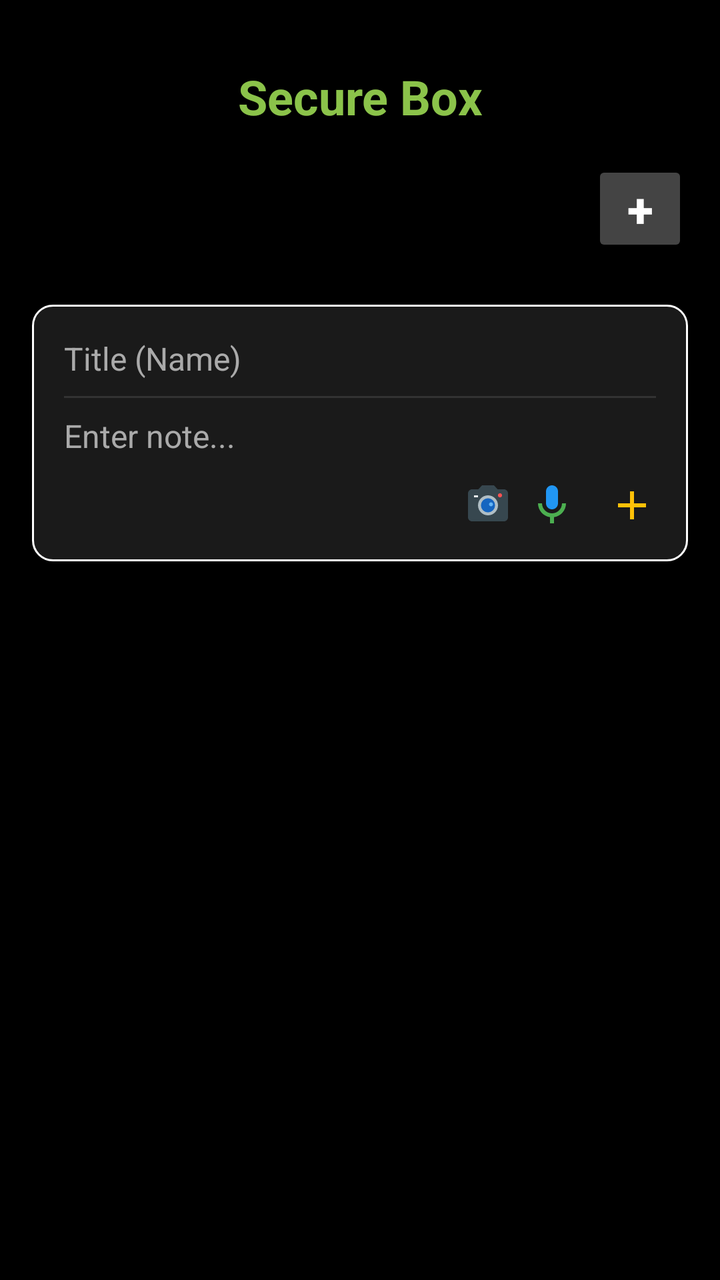
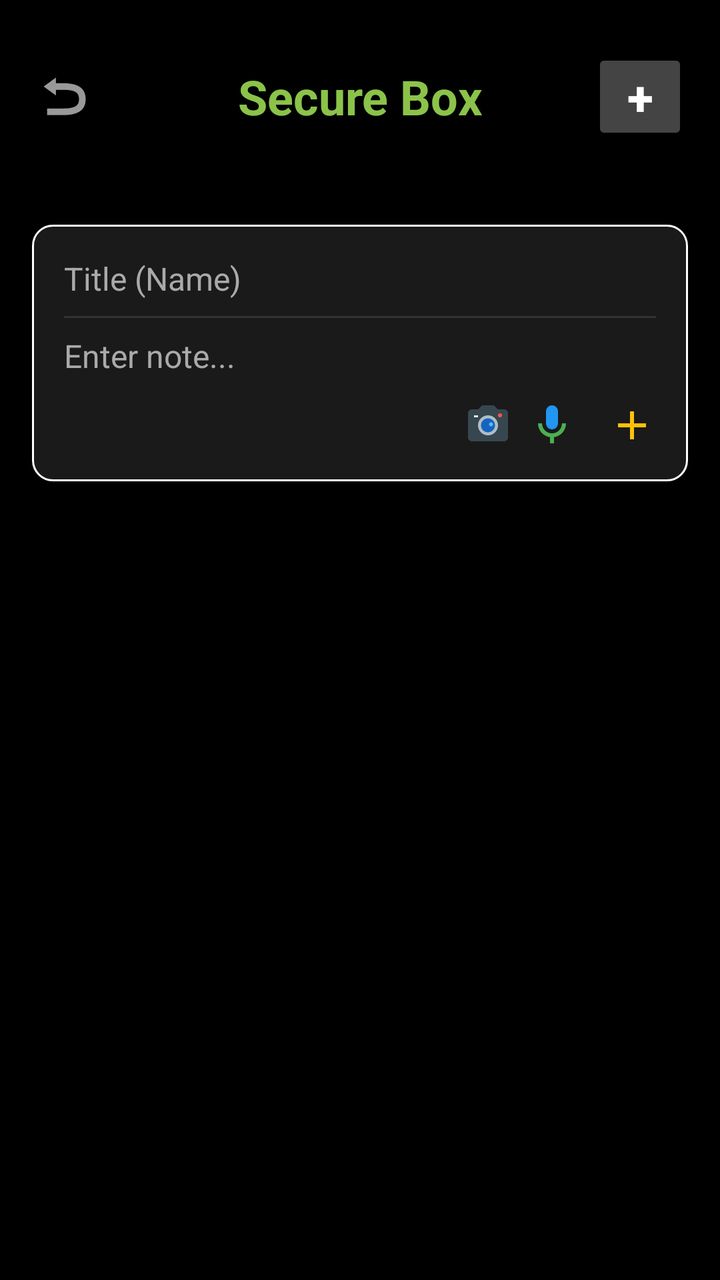

Screens rendered from an Android XML layout before and after an edit, with the pre-edit source and the edit as a unified diff.
<!-- AndroidManifest.xml: activity theme Theme.MyCalendar2026SAR -->
<!-- res/layout/activity_secure_box.xml -->
<?xml version="1.0" encoding="utf-8"?>
<androidx.constraintlayout.widget.ConstraintLayout xmlns:android="http://schemas.android.com/apk/res/android"
    xmlns:app="http://schemas.android.com/apk/res-auto"
    xmlns:tools="http://schemas.android.com/tools"
    android:id="@+id/main"
    android:layout_width="match_parent"
    android:layout_height="match_parent"
    android:background="@color/black"
    tools:context=".SecureBoxActivity">

    <LinearLayout
        android:id="@+id/selectionBar"
        android:layout_width="match_parent"
        android:layout_height="56dp"
        android:background="#DD000000"
        android:gravity="center_vertical"
        android:orientation="horizontal"
        android:paddingStart="16dp"
        android:paddingEnd="16dp"
        android:visibility="gone"
        android:elevation="8dp"
        app:layout_constraintTop_toTopOf="parent">

        <TextView
            android:id="@+id/selectionCountText"
            android:layout_width="0dp"
            android:layout_height="wrap_content"
            android:layout_weight="1"
            android:text="0 selected"
            android:textColor="@color/white"
            android:textSize="18sp"
            android:textStyle="bold" />

        <ImageButton
            android:id="@+id/moveSelectedBtn"
            android:layout_width="48dp"
            android:layout_height="48dp"
            android:background="?attr/selectableItemBackgroundBorderless"
            android:src="@drawable/ic_menu_transfer_color" />

        <ImageButton
            android:id="@+id/deleteSelectedBtn"
            android:layout_width="48dp"
            android:layout_height="48dp"
            android:background="?attr/selectableItemBackgroundBorderless"
            android:src="@drawable/ic_menu_trash_color" />

        <ImageButton
            android:id="@+id/cancelSelectionBtn"
            android:layout_width="48dp"
            android:layout_height="48dp"
            android:background="?attr/selectableItemBackgroundBorderless"
            android:src="@drawable/ic_menu_exit_color" />
    </LinearLayout>

    <TextView
        android:id="@+id/secureBoxTitle"

        android:layout_width="wrap_content"
        android:layout_height="wrap_content"
        android:layout_marginTop="32dp"
        android:text="Secure Box"
        android:textColor="@color/light_green"
        android:textSize="24sp"
        android:textStyle="bold"
        app:layout_constraintEnd_toEndOf="parent"
        app:layout_constraintStart_toStartOf="parent"
        app:layout_constraintTop_toTopOf="parent" />

    <LinearLayout
        android:id="@+id/categoryContainer"
        android:layout_width="match_parent"
        android:layout_height="wrap_content"
        android:layout_margin="16dp"
        android:gravity="center_vertical"
        android:orientation="horizontal"
        app:layout_constraintTop_toBottomOf="@id/secureBoxTitle">

        <androidx.recyclerview.widget.RecyclerView
            android:id="@+id/categoryRecyclerView"
            android:layout_width="0dp"
            android:layout_height="wrap_content"
            android:layout_weight="1"
            android:orientation="horizontal" />

        <Button
            android:id="@+id/addCategoryButton"
            android:layout_width="48dp"
            android:layout_height="wrap_content"
            android:backgroundTint="#444444"
            android:padding="0dp"
            android:text="+"
            android:textColor="@color/white"
            android:textSize="24sp"
            android:textStyle="bold" />
    </LinearLayout>

    <LinearLayout
        android:id="@+id/notesSection"
        android:layout_width="0dp"
        android:layout_height="0dp"
        android:layout_marginTop="8dp"
        android:orientation="vertical"
        android:padding="16dp"
        android:visibility="visible"
        app:layout_constraintBottom_toBottomOf="parent"
        app:layout_constraintEnd_toEndOf="parent"
        app:layout_constraintStart_toStartOf="parent"
        app:layout_constraintTop_toBottomOf="@id/categoryContainer">

        <LinearLayout
            android:id="@+id/noteInputArea"
            android:layout_width="match_parent"
            android:layout_height="wrap_content"
            android:background="@drawable/summary_border"
            android:orientation="vertical"
            android:padding="8dp">

            <EditText
                android:id="@+id/noteTitleInput"
                android:layout_width="match_parent"
                android:layout_height="wrap_content"
                android:background="@null"
                android:hint="Title (Name)"
                android:inputType="text"
                android:padding="8dp"
                android:textColor="@color/white"
                android:textColorHint="#AAAAAA"
                android:textSize="16sp" />

            <View
                android:layout_width="match_parent"
                android:layout_height="1dp"
                android:layout_marginStart="8dp"
                android:layout_marginEnd="8dp"
                android:background="#333333" />

            <EditText
                android:id="@+id/noteContentInput"
                android:layout_width="match_parent"
                android:layout_height="wrap_content"
                android:background="@null"
                android:gravity="start|top"
                android:hint="Enter note..."
                android:inputType="textMultiLine"
                android:maxLines="3"
                android:minLines="1"
                android:padding="8dp"
                android:textColor="@color/white"
                android:textColorHint="#AAAAAA"
                android:textSize="16sp" />

            <LinearLayout
                android:layout_width="match_parent"
                android:layout_height="wrap_content"
                android:gravity="end"
                android:paddingEnd="4dp"
                android:paddingBottom="4dp">

                <ImageButton
                    android:id="@+id/sbCameraNoteButton"
                    android:layout_width="32dp"
                    android:layout_height="32dp"
                    android:background="?attr/selectableItemBackgroundBorderless"
                    android:contentDescription="Camera Note"
                    android:src="@drawable/ic_notif_camera_color" />

                <ImageButton
                    android:id="@+id/sbVoiceNoteButton"
                    android:layout_width="32dp"
                    android:layout_height="32dp"
                    android:background="?attr/selectableItemBackgroundBorderless"
                    android:contentDescription="Voice Note"
                    android:src="@drawable/ic_notif_voice_color" />

                <ImageButton
                    android:id="@+id/saveStickyNoteButton"
                    android:layout_width="32dp"
                    android:layout_height="32dp"
                    android:layout_marginStart="8dp"
                    android:background="?attr/selectableItemBackgroundBorderless"
                    android:contentDescription="Save Note"
                    android:src="@drawable/ic_notif_plus_color" />
            </LinearLayout>

        </LinearLayout>

        <androidx.recyclerview.widget.RecyclerView
            android:id="@+id/notesRecyclerView"
            android:layout_width="match_parent"
            android:layout_height="match_parent"
            android:layout_marginTop="8dp" />

    </LinearLayout>

</androidx.constraintlayout.widget.ConstraintLayout>
<!-- resources referenced by this layout -->
<resources>
  <color name="black">#FF000000</color>
  <color name="light_green">#8BC34A</color>
  <color name="white">#FFFFFFFF</color>
  <!-- drawable ic_menu_exit_color (drawable) -->
  <vector xmlns:android="http://schemas.android.com/apk/res/android"
      android:width="24dp"
      android:height="24dp"
      android:viewportWidth="24"
      android:viewportHeight="24">
      <path
          android:fillColor="#F44336"
          android:pathData="M13,3h-2v10h2V3zM17.83,5.17l-1.42,1.42C17.99,7.86 19,9.81 19,12c0,3.87 -3.13,7 -7,7s-7,-3.13 -7,-7c0,-2.19 1.01,-4.14 2.58,-5.42L6.17,5.17C4.23,6.82 3,9.26 3,12c0,4.97 4.03,9 10,9s10,-4.03 10,-9c0,-2.74 -1.23,-5.18 -3.17,-6.83z" />
  </vector>
  <!-- drawable ic_menu_transfer_color (drawable) -->
  <vector xmlns:android="http://schemas.android.com/apk/res/android"
      android:width="24dp"
      android:height="24dp"
      android:viewportWidth="24"
      android:viewportHeight="24">
      <path
          android:fillColor="#2196F3"
          android:pathData="M16,17.01V10h-2v7.01h-3L15,21l4,-3.99h-3z" />
      <path
          android:fillColor="#4CAF50"
          android:pathData="M9,3L5,6.99h3V14h2V6.99h3L9,3z" />
  </vector>
  <!-- drawable ic_menu_trash_color (drawable) -->
  <vector xmlns:android="http://schemas.android.com/apk/res/android"
      android:width="24dp"
      android:height="24dp"
      android:viewportWidth="24"
      android:viewportHeight="24">
      <path
          android:fillColor="#F44336"
          android:pathData="M16,9v10H8V9h8m-1.5,-6h-5l-1,1H5v2h14V4h-3.5l-1,-1zM18,7H6v12c0,1.1 0.9,2 2,2h8c1.1,0 2,-0.9 2,-2V7z" />
  </vector>
  <!-- drawable ic_notif_plus_color (drawable) -->
  <vector xmlns:android="http://schemas.android.com/apk/res/android"
      android:width="24dp"
      android:height="24dp"
      android:viewportWidth="24"
      android:viewportHeight="24">
      <path
          android:fillColor="#FFC107"
          android:pathData="M19,13h-6v6h-2v-6H5v-2h6V5h2v6h6v2z" />
  </vector>
  <!-- drawable ic_notif_voice_color (drawable) -->
  <vector xmlns:android="http://schemas.android.com/apk/res/android"
      android:width="24dp"
      android:height="24dp"
      android:viewportWidth="24"
      android:viewportHeight="24">
      <path
          android:fillColor="#2196F3"
          android:pathData="M12,14c1.66,0 3,-1.34 3,-3V5c0,-1.66 -1.34,-3 -3,-3S9,3.34 9,5v6c0,1.66 1.34,3 3,3z" />
      <path
          android:fillColor="#4CAF50"
          android:pathData="M17,11c0,2.76 -2.24,5 -5,5s-5,-2.24 -5,-5H5c0,3.53 2.61,6.43 6,6.92V21h2v-3.08c3.39,-0.49 6,-3.39 6,-6.92h-2z" />
  </vector>
  <!-- drawable summary_border (drawable) -->
  <?xml version="1.0" encoding="utf-8"?>
  <shape xmlns:android="http://schemas.android.com/apk/res/android">
      <solid android:color="@color/card_dark" />
      <stroke
          android:width="1dp"
          android:color="@color/white" />
      <corners android:radius="10dp" />
  </shape>
  <color name="card_dark">#1A1A1A</color>
  <color name="purple_500">#FF6200EE</color>
  <color name="purple_700">#FF3700B3</color>
  <color name="teal_200">#FF03DAC5</color>
  <color name="teal_700">#FF018786</color>
  <style name="CustomAlertDialogTheme" parent="ThemeOverlay.MaterialComponents.MaterialAlertDialog">
          <item name="colorPrimary">@color/light_green</item>
          <item name="colorAccent">@color/light_green</item>
          <item name="colorSecondary">@color/light_green</item>
          <item name="android:textColorPrimary">@color/white</item>
          
          <item name="buttonBarPositiveButtonStyle">@style/GreenButtonStyle</item>
          <item name="buttonBarNegativeButtonStyle">@style/GreenButtonStyle</item>
          <item name="buttonBarNeutralButtonStyle">@style/GreenButtonStyle</item>
      </style>
  <style name="GreenButtonStyle" parent="Widget.MaterialComponents.Button.TextButton">
          <item name="android:textColor">@color/light_green</item>
      </style>
  <!-- unchanged entries left out for length: 2 -->
</resources>

<!-- the commit's change to res/layout/activity_secure_box.xml (unified diff, before → after) -->
@@ -53,46 +53,66 @@
             android:src="@drawable/ic_menu_exit_color" />
     </LinearLayout>
 
-    <TextView
-        android:id="@+id/secureBoxTitle"
-
-        android:layout_width="wrap_content"
+    <androidx.constraintlayout.widget.ConstraintLayout
+        android:id="@+id/headerLayout"
+        android:layout_width="match_parent"
         android:layout_height="wrap_content"
-        android:layout_marginTop="32dp"
-        android:text="Secure Box"
-        android:textColor="@color/light_green"
-        android:textSize="24sp"
-        android:textStyle="bold"
-        app:layout_constraintEnd_toEndOf="parent"
-        app:layout_constraintStart_toStartOf="parent"
-        app:layout_constraintTop_toTopOf="parent" />
+        app:layout_constraintTop_toBottomOf="@id/selectionBar">
+
+        <ImageButton
+            android:id="@+id/backButton"
+            android:layout_width="48dp"
+            android:layout_height="48dp"
+            android:layout_marginStart="8dp"
+            android:layout_marginTop="24dp"
+            android:background="?attr/selectableItemBackgroundBorderless"
+            android:contentDescription="Back"
+            android:src="@android:drawable/ic_menu_revert"
+            app:layout_constraintStart_toStartOf="parent"
+            app:layout_constraintTop_toTopOf="parent" />
+
+        <TextView
+            android:id="@+id/secureBoxTitle"
+            android:layout_width="wrap_content"
+            android:layout_height="wrap_content"
+            android:layout_marginTop="32dp"
+            android:text="Secure Box"
+            android:textColor="@color/light_green"
+            android:textSize="24sp"
+            android:textStyle="bold"
+            app:layout_constraintEnd_toEndOf="parent"
+            app:layout_constraintStart_toStartOf="parent"
+            app:layout_constraintTop_toTopOf="parent" />
+
+        <Button
+            android:id="@+id/addCategoryHeaderButton"
+            android:layout_width="48dp"
+            android:layout_height="wrap_content"
+            android:layout_marginEnd="16dp"
+            android:backgroundTint="#444444"
+            android:padding="0dp"
+            android:text="+"
+            android:textColor="@color/white"
+            android:textSize="24sp"
+            android:textStyle="bold"
+            app:layout_constraintBottom_toBottomOf="@id/secureBoxTitle"
+            app:layout_constraintEnd_toEndOf="parent"
+            app:layout_constraintTop_toTopOf="@id/secureBoxTitle" />
+
+    </androidx.constraintlayout.widget.ConstraintLayout>
 
     <LinearLayout
         android:id="@+id/categoryContainer"
         android:layout_width="match_parent"
         android:layout_height="wrap_content"
         android:layout_margin="16dp"
-        android:gravity="center_vertical"
         android:orientation="horizontal"
-        app:layout_constraintTop_toBottomOf="@id/secureBoxTitle">
+        app:layout_constraintTop_toBottomOf="@id/headerLayout">
 
         <androidx.recyclerview.widget.RecyclerView
             android:id="@+id/categoryRecyclerView"
-            android:layout_width="0dp"
-            android:layout_height="wrap_content"
-            android:layout_weight="1"
-            android:orientation="horizontal" />
-
-        <Button
-            android:id="@+id/addCategoryButton"
-            android:layout_width="48dp"
-            android:layout_height="wrap_content"
-            android:backgroundTint="#444444"
-            android:padding="0dp"
-            android:text="+"
-            android:textColor="@color/white"
-            android:textSize="24sp"
-            android:textStyle="bold" />
+            android:layout_width="match_parent"
+            android:layout_height="wrap_content" />
     </LinearLayout>
 
     <LinearLayout
